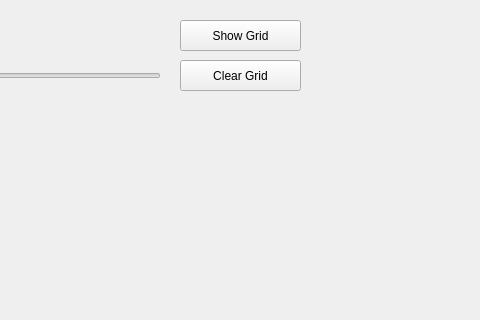
First picture: the form in code/camera/cameradisplay.ui, repository uwnrg/minotaur-cpp, before the edit; both pictures show x 290 to 770 and y 0 to 320 of the 1000 by 800 pixel window.
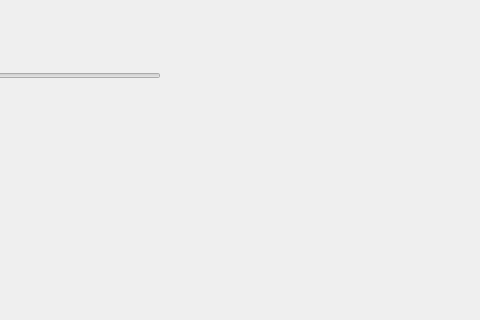
Second picture: the form after the edit.

What changed in the file:
```diff
--- a/code/camera/cameradisplay.ui
+++ b/code/camera/cameradisplay.ui
@@ -12,8 +12,8 @@
   </property>
   <property name="minimumSize">
    <size>
-    <width>1000</width>
-    <height>800</height>
+    <width>800</width>
+    <height>600</height>
    </size>
   </property>
   <property name="windowTitle">
@@ -78,43 +78,6 @@
     <enum>Qt::Horizontal</enum>
    </property>
   </widget>
-  <widget class="QWidget" name="gridLayoutWidget">
-   <property name="geometry">
-    <rect>
-     <x>20</x>
-     <y>110</y>
-     <width>961</width>
-     <height>671</height>
-    </rect>
-   </property>
-   <layout class="QGridLayout" name="layout"/>
-  </widget>
-  <widget class="QPushButton" name="clear_grid_button">
-   <property name="geometry">
-    <rect>
-     <x>470</x>
-     <y>60</y>
-     <width>121</width>
-     <height>31</height>
-    </rect>
-   </property>
-   <property name="text">
-    <string>Clear Grid</string>
-   </property>
-  </widget>
-  <widget class="QPushButton" name="show_grid_button">
-   <property name="geometry">
-    <rect>
-     <x>470</x>
-     <y>20</y>
-     <width>121</width>
-     <height>31</height>
-    </rect>
-   </property>
-   <property name="text">
-    <string>Show Grid</string>
-   </property>
-  </widget>
  </widget>
  <resources/>
  <connections/>
```
Left out of the diff: 11 changed lines with no effect on the pictures.
